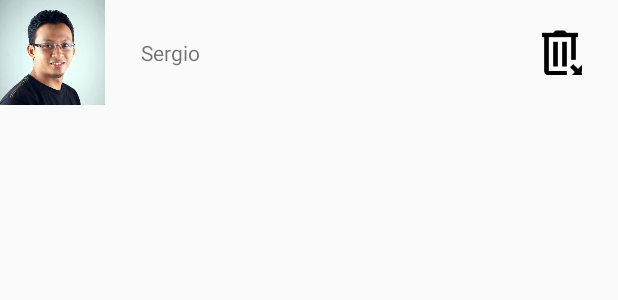
After one commit to adrorodri/programacion3-2020, an Android app: the layout list_item_shopping_cart.xml on its own in the app's theme, with its tools: preview values and no code run, on a phone screen of 412 x 824 dp. The commit adds this screen. Shown: the top 300 px of the screen. Run offline under Robolectric (Android 15) with nearby library versions, the phone set to English and light mode, and no system bars.

Commit message:
Shopping cart management

```diff
--- a/app/src/main/AndroidManifest.xml
+++ b/app/src/main/AndroidManifest.xml
@@ -12,13 +12,16 @@
         android:roundIcon="@mipmap/ic_launcher_round"
         android:supportsRtl="true"
         android:theme="@style/AppTheme">
+        <activity android:name=".ShoppingCartActivity"></activity>
         <activity android:name=".DetallesPersonaActivity" />
         <activity android:name=".PersonasSpinnerActivity" />
         <activity android:name=".PersonasRecyclerActivity" />
         <activity android:name=".PersonasListViewActivity">
             <intent-filter>
                 <action android:name="android.intent.action.SEND" />
+
                 <category android:name="android.intent.category.DEFAULT" />
+
                 <data android:mimeType="text/plain" />
             </intent-filter>
         </activity>
@@ -28,6 +31,7 @@
         <activity android:name=".LoginActivity">
             <intent-filter>
                 <action android:name="android.intent.action.MAIN" />
+
                 <category android:name="android.intent.category.LAUNCHER" />
             </intent-filter>
         </activity>
--- /dev/null
+++ b/app/src/main/java/com/upb/programacion32020/OnShoppingCartClickListener.java
@@ -0,0 +1,5 @@
+package com.upb.programacion32020;
+
+public interface OnShoppingCartClickListener {
+    void onDeleteItemClick(Product product);
+}
--- /dev/null
+++ b/app/src/main/res/layout/list_item_shopping_cart.xml
@@ -0,0 +1,32 @@
+<?xml version="1.0" encoding="utf-8"?>
+<LinearLayout xmlns:android="http://schemas.android.com/apk/res/android"
+    android:layout_width="match_parent"
+    android:layout_height="wrap_content"
+    xmlns:tools="http://schemas.android.com/tools"
+    android:orientation="horizontal">
+
+    <ImageView
+        android:id="@+id/ivProductImage"
+        android:layout_width="70dp"
+        android:layout_height="70dp"
+        android:scaleType="centerCrop"
+        tools:src="@drawable/persona1"/>
+
+    <TextView
+        android:id="@+id/tvProductName"
+        android:layout_width="0dp"
+        android:layout_height="wrap_content"
+        android:layout_gravity="center_vertical"
+        android:layout_weight="1"
+        android:layout_marginStart="@dimen/margin_small"
+        tools:text="Sergio"/>
+
+    <ImageButton
+        android:id="@+id/ibDelete"
+        android:src="@drawable/ic_delete"
+        android:background="?attr/selectableItemBackground"
+        android:layout_width="30dp"
+        android:layout_gravity="center_vertical"
+        android:layout_marginEnd="@dimen/margin_small"
+        android:layout_height="30dp"/>
+</LinearLayout>
```
Also changed, not shown: app/src/main/java/com/upb/programacion32020/CartSharedPreferencesManager.java (+32 -12 lines), app/src/main/java/com/upb/programacion32020/ProductosActivity.java (+14 -0 lines), app/src/main/java/com/upb/programacion32020/ShoppingCartActivity.java (added, +39 -0 lines), app/src/main/java/com/upb/programacion32020/ShoppingCartRecyclerAdapter.java (added, +78 -0 lines), app/src/main/res/layout/activity_shopping_cart.xml (added, +13 -0 lines), app/src/main/res/drawable-xhdpi/ic_delete.png (added).
